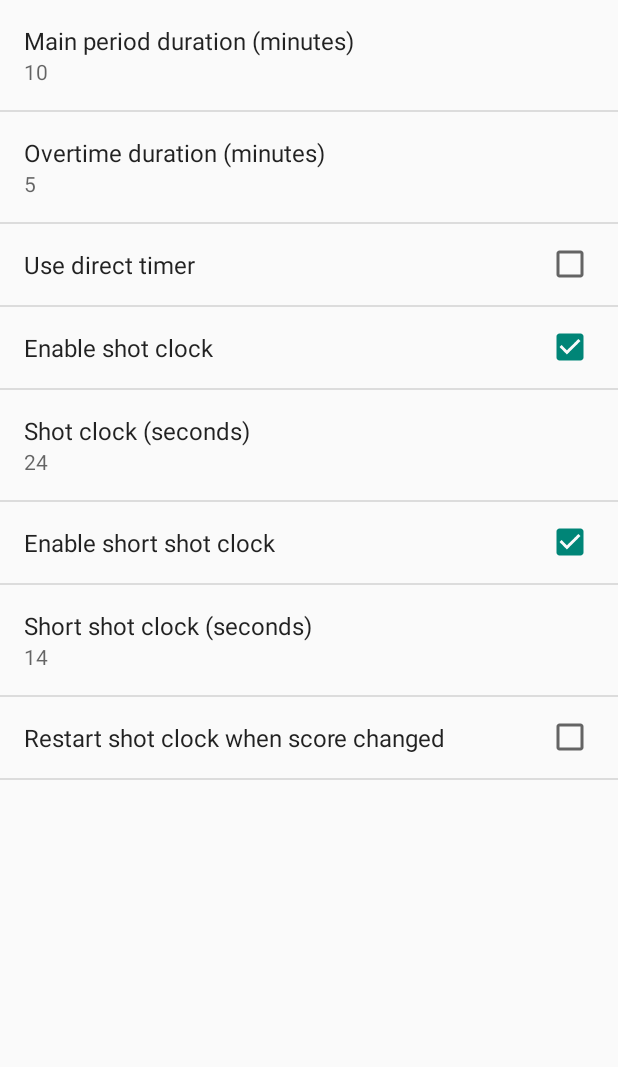
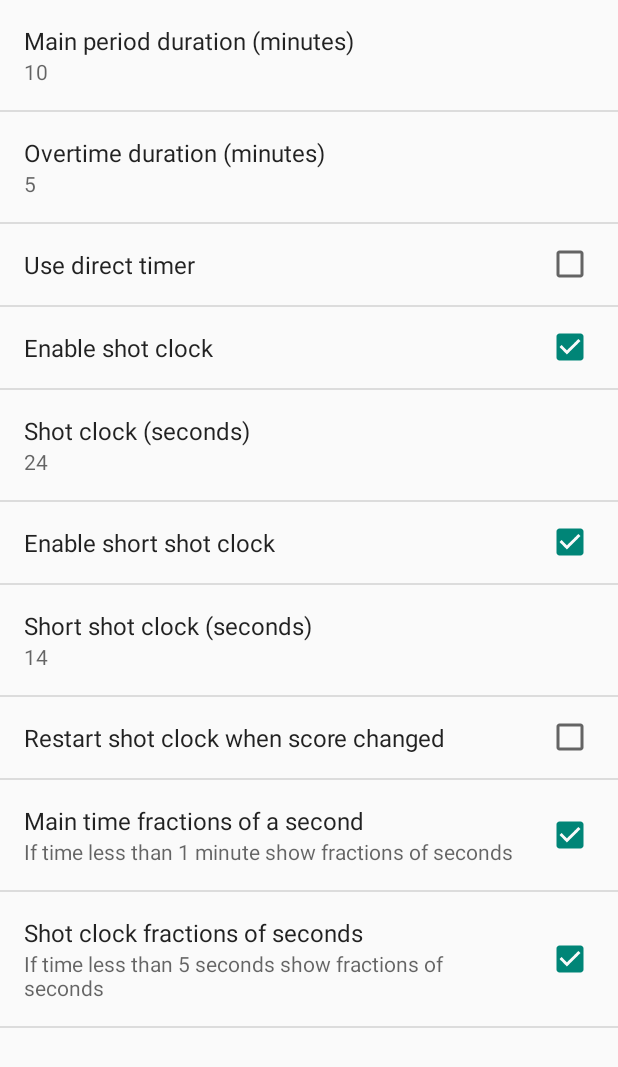
Before and after one commit to smiler25/BasketballScoreboard, an Android app: the PrefActivity screen opened directly, with no data from a screen before it, after a tap on "Time settings", on a phone screen of 412 x 824 dp. Shown: the top 1067 px of the screen. Run offline under Robolectric (Android 15) with nearby library versions, the phone set to English and light mode, and no system bars; 2 statements that could not run were skipped.

Commit message:
уведомление об обновлении, проблемы с многократным ходом счетчика на атаку выбор показывать ли время с долями секунд

```diff
--- a/app/build.gradle
+++ b/app/build.gradle
@@ -33,4 +33,5 @@ dependencies {
     compile('com.mikepenz.materialdrawer:library:2.9.2@aar') {
         transitive = true
     }
+    compile 'com.google.android.gms:play-services-appindexing:8.1.0'
 }
--- a/app/src/main/AndroidManifest.xml
+++ b/app/src/main/AndroidManifest.xml
@@ -48,6 +48,11 @@
             android:label="CameraActivity"
             >
         </activity>
+        <!-- ATTENTION: This was auto-generated to add Google Play services to your project for
+             App Indexing.  See https://g.co/AppIndexing/AndroidStudio for more information. -->
+        <meta-data
+            android:name="com.google.android.gms.version"
+            android:value="@integer/google_play_services_version"/>
     </application>
 
 </manifest>
--- a/app/src/main/java/com/smiler/basketball_scoreboard/Constants.java
+++ b/app/src/main/java/com/smiler/basketball_scoreboard/Constants.java
@@ -34,6 +34,7 @@ public class Constants {
     public static final String STATE_GUEST_TIMEOUTS20 = "guestTimeouts20";
     public static final String STATE_PERIOD = "period";
 
+    public static final String TAG_FRAGMENT_APP_UPDATES = "AppUpdatesFragment";
     public static final String TAG_FRAGMENT_HELP = "HelpFragment";
     public static final String TAG_FRAGMENT_TIME = "TimeDialog";
     public static final String TAG_FRAGMENT_LIST = "ListDialog";
--- a/app/src/main/java/com/smiler/basketball_scoreboard/PrefActivity.java
+++ b/app/src/main/java/com/smiler/basketball_scoreboard/PrefActivity.java
@@ -18,8 +18,9 @@ public class PrefActivity extends Activity implements SharedPreferences.OnShared
 
     static boolean prefChangedRestart = false;
     static boolean prefChangedNoRestart = false;
-    static final String PREF_TAG = "main_prefs";
     static final String PREF_REGULAR_TIME = "regular_time_length";
+    static final String PREF_FRACTION_SECONDS_MAIN= "fraction_seconds_main";
+    static final String PREF_FRACTION_SECONDS_SHOT= "fraction_seconds_shot";
     static final String PREF_OVERTIME = "overtime_length";
     static final String PREF_DIRECT_TIMER = "direct_timer";
     static final String PREF_SHOT_TIME = "shot_time_length";
@@ -58,6 +59,8 @@ public class PrefActivity extends Activity implements SharedPreferences.OnShared
     private static final String DEFAULT_NBA_TIMEOUTS = "2";
 
     SharedPreferences prefs;
+    private Toolbar toolbar;
+    private boolean inNested;
 
     @Override
     protected void onCreate(Bundle savedInstanceState) {
@@ -78,12 +81,15 @@ public class PrefActivity extends Activity implements SharedPreferences.OnShared
 
     private void initToolbar() {
         LinearLayout root = (LinearLayout)findViewById(android.R.id.list).getParent().getParent().getParent();
-        Toolbar toolbar = (Toolbar) LayoutInflater.from(this).inflate(R.layout.pref_toolbar, root, false);
+        toolbar = (Toolbar) LayoutInflater.from(this).inflate(R.layout.pref_toolbar, root, false);
         root.addView(toolbar, 0);
         toolbar.setNavigationOnClickListener(new View.OnClickListener() {
             @Override
             public void onClick(View v) {
                 onBackPressed();
+                if (inNested) {
+                    toolbar.setTitle(R.string.title_activity_settings);
+                }
             }
         });
     }
@@ -97,6 +103,8 @@ public class PrefActivity extends Activity implements SharedPreferences.OnShared
             case PREF_AUTO_TIMEOUT:
             case PREF_SAVE_ON_EXIT:
             case PREF_VIBRATION:
+            case PREF_FRACTION_SECONDS_MAIN:
+            case PREF_FRACTION_SECONDS_SHOT:
                 prefChangedNoRestart = true;
                 break;
             case PREF_OFFICIAL_RULES:
@@ -158,5 +166,7 @@ public class PrefActivity extends Activity implements SharedPreferences.OnShared
                 .replace(android.R.id.content, new PrefFragmentTime())
                 .addToBackStack(null)
                 .commit();
+        toolbar.setTitle(R.string.time_screen);
+        inNested = true;
     }
 }
--- a/app/src/main/res/layout/full_bottom_nba.xml
+++ b/app/src/main/res/layout/full_bottom_nba.xml
@@ -82,8 +82,7 @@
             android:layout_weight="1"
             />
 
-        <TableLayout
-            >
+        <TableLayout>
 
             <TableRow>
                 <TextView
--- a/app/src/main/res/values-sw600dp-port/dimens.xml
+++ b/app/src/main/res/values-sw600dp-port/dimens.xml
@@ -3,7 +3,6 @@
     <dimen name="led_weight2_font_size">180dp</dimen>
     <dimen name="score_size">180dp</dimen>
     <dimen name="shot_clock_size">60dp</dimen>
-    <dimen name="led_nba_to_font_size">110dp</dimen>
     <dimen name="no_led_font_size">30sp</dimen>
     <dimen name="label_font_size">20sp</dimen>
     <dimen name="team_name_font_size">30sp</dimen>
@@ -17,9 +16,9 @@
     <dimen name="bottom_line_margin">10dp</dimen>
     <dimen name="bottom_line_margin2">20dp</dimen>
     <dimen name="label_margin">2dp</dimen>
-    <dimen name="help_text_size">20sp</dimen>
     <dimen name="drawer_width">320dp</dimen>
     <dimen name="bottom_line_size">170dp</dimen>
+    <dimen name="led_nba_to_font_size">110dp</dimen>
 
 
     <!-- for simple layout-->
--- a/app/src/main/res/values-sw600dp/dimens.xml
+++ b/app/src/main/res/values-sw600dp/dimens.xml
@@ -1,7 +1,6 @@
 <resources>
     <dimen name="led_weight1_font_size">170dp</dimen>
     <dimen name="led_weight2_font_size">180dp</dimen>
-    <dimen name="led_nba_to_font_size">110dp</dimen>
     <dimen name="no_led_font_size">30sp</dimen>
     <dimen name="label_font_size">20sp</dimen>
     <dimen name="team_name_font_size">30sp</dimen>
@@ -17,6 +16,7 @@
     <dimen name="short_shot_clock_margin">4dp</dimen>
     <dimen name="score_changer_size">30sp</dimen>
     <dimen name="bottom_line_size">170dp</dimen>
+    <dimen name="led_nba_to_font_size">120dp</dimen>
 
     <dimen name="timeout_font_size">220dp</dimen>
     <dimen name="dialog_title_font_size">40sp</dimen>
@@ -25,7 +25,8 @@
     <dimen name="label_margin">2dp</dimen>
     <dimen name="help_text_size">20sp</dimen>
     <dimen name="drawer_width">320dp</dimen>
-
+    <dimen name="appupdate_dialog_title_size">22sp</dimen>
+    <dimen name="appupdate_dialog_text_size">20sp</dimen>
 
     <!-- for simple layout-->
     <dimen name="led_simple_font_size">270dp</dimen>
--- a/app/src/main/res/values-sw720dp/dimens.xml
+++ b/app/src/main/res/values-sw720dp/dimens.xml
@@ -9,8 +9,8 @@
     <dimen name="short_shot_clock_margin">4dp</dimen>
     <dimen name="score_changer_size">25sp</dimen>
     <dimen name="bottom_line_size">190dp</dimen>
+    <dimen name="led_nba_to_font_size">130dp</dimen>
 
-    <dimen name="led_nba_to_font_size">130dp</dimen>
     <dimen name="no_led_font_size">30sp</dimen>
     <dimen name="period_view_padding">1dp</dimen>
     <dimen name="dialog_title_font_size">40sp</dimen>
--- a/app/src/main/res/values/dimens.xml
+++ b/app/src/main/res/values/dimens.xml
@@ -39,6 +39,8 @@
     <dimen name="drawer_header_height">60dp</dimen>
     <dimen name="help_text_size">15sp</dimen>
     <dimen name="edit_name_margin">10dp</dimen>
+    <dimen name="appupdate_dialog_title_size">20sp</dimen>
+    <dimen name="appupdate_dialog_text_size">15sp</dimen>
 
     <!-- for simple layout-->
     <dimen name="led_simple_font_size">160dp</dimen>
--- a/app/src/main/res/values/strings_preferences.xml
+++ b/app/src/main/res/values/strings_preferences.xml
@@ -39,6 +39,10 @@
     <string name="fiba" translatable="false">FIBA</string>
     <string name="nba" translatable="false">NBA</string>
 
+    <string name="fraction_seconds_main">Main time fractions of a second</string>
+    <string name="fraction_seconds_main_descr">If time less than 1 minute show fractions of seconds</string>
+    <string name="fraction_seconds_shot">Shot clock fractions of seconds</string>
+    <string name="fraction_seconds_shot_descr">If time less than 5 seconds show fractions of seconds</string>
 
     <string name="pref_clear_time">Actual playing time</string>
     <string-array name="pref_clear_time_titles">
--- a/app/src/main/res/xml/pref_activity_time.xml
+++ b/app/src/main/res/xml/pref_activity_time.xml
@@ -61,4 +61,17 @@
         android:title="@string/shot_time_restart"
         android:defaultValue="false" />
 
+    <CheckBoxPreference
+        android:key="fraction_seconds_main"
+        android:title="@string/fraction_seconds_main"
+        android:summary="@string/fraction_seconds_main_descr"
+        android:defaultValue="true" />
+
+    <CheckBoxPreference
+        android:key="fraction_seconds_shot"
+        android:dependency="enable_shot_time"
+        android:title="@string/fraction_seconds_shot"
+        android:summary="@string/fraction_seconds_shot_descr"
+        android:defaultValue="true" />
+
 </PreferenceScreen>
```
Also changed, not shown: app/src/main/java/com/smiler/basketball_scoreboard/AppUpdatesFragment.java (added, +27 -0 lines), app/src/main/java/com/smiler/basketball_scoreboard/MainActivity.java (+125 -49 lines), app/src/main/res/layout/app_updates_fragment.xml (added, +41 -0 lines), app/src/main/res/values/strings.xml (+24 -13 lines), 2 other files.
